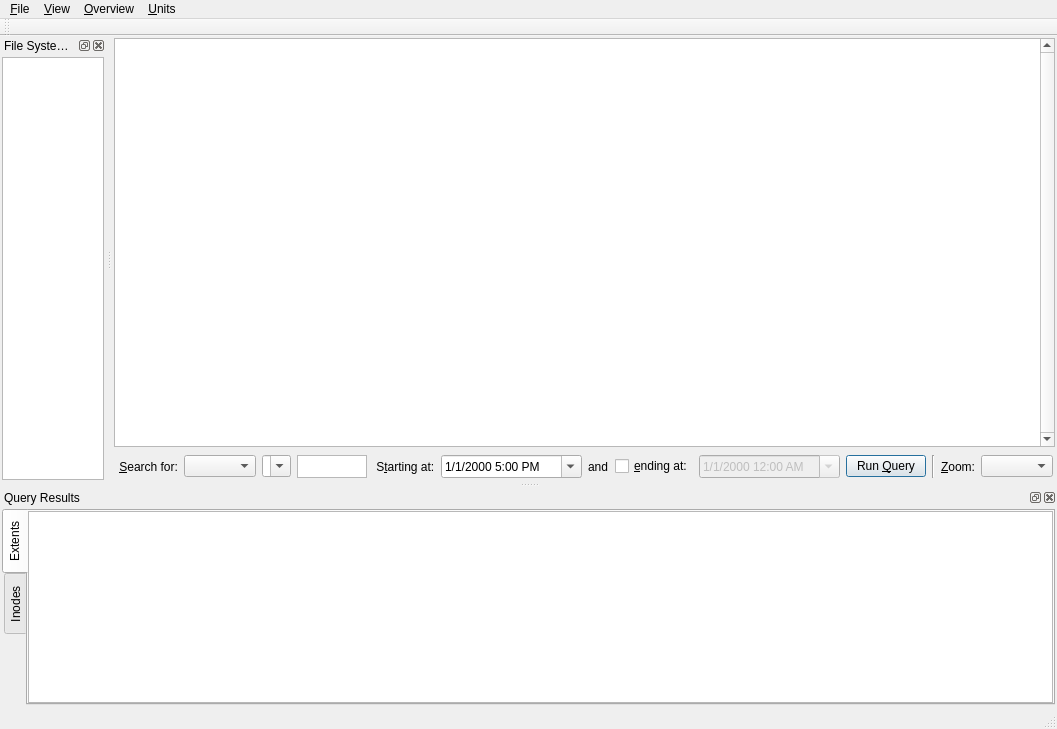
This is filemapper.ui in djwong/filemapper as Qt 5 draws it before an edit. The edited form follows.
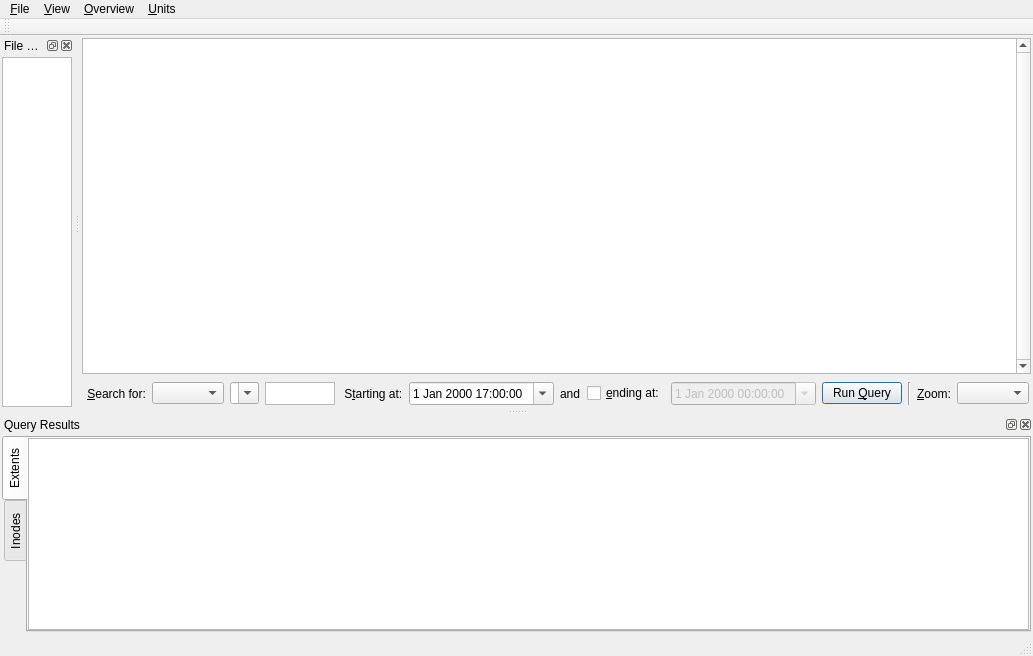
This is the edited form. Icons and pictures are not drawn.

Commit message: gui: Put in more inode attribute queries.

Diff of the .ui file:
```diff
--- a/filemapper.ui
+++ b/filemapper.ui
@@ -6,8 +6,8 @@
    <rect>
     <x>0</x>
     <y>0</y>
-    <width>1057</width>
-    <height>729</height>
+    <width>972</width>
+    <height>656</height>
    </rect>
   </property>
   <property name="sizePolicy">
@@ -180,7 +180,7 @@
          <property name="minimumSize">
           <size>
            <width>0</width>
-           <height>1</height>
+           <height>2</height>
           </size>
          </property>
          <property name="whatsThis">
@@ -289,7 +289,7 @@
              <string>The end of the range of time stamps to query.</string>
             </property>
             <property name="displayFormat">
-             <string>M/d/yyyy h:mm AP</string>
+             <string>d MMM yyyy hh:mm:ss</string>
             </property>
             <property name="calendarPopup">
              <bool>true</bool>
@@ -331,7 +331,7 @@
              </datetime>
             </property>
             <property name="displayFormat">
-             <string>M/d/yyyy h:mm AP</string>
+             <string>d MMM yyyy hh:mm:ss</string>
             </property>
             <property name="calendarPopup">
              <bool>true</bool>
@@ -608,7 +608,7 @@
     <rect>
      <x>0</x>
      <y>0</y>
-     <width>1057</width>
+     <width>972</width>
      <height>23</height>
     </rect>
    </property>
```
Left out of the diff: 12 changed lines with no effect on the pictures. The commit also changes 3 other files.
